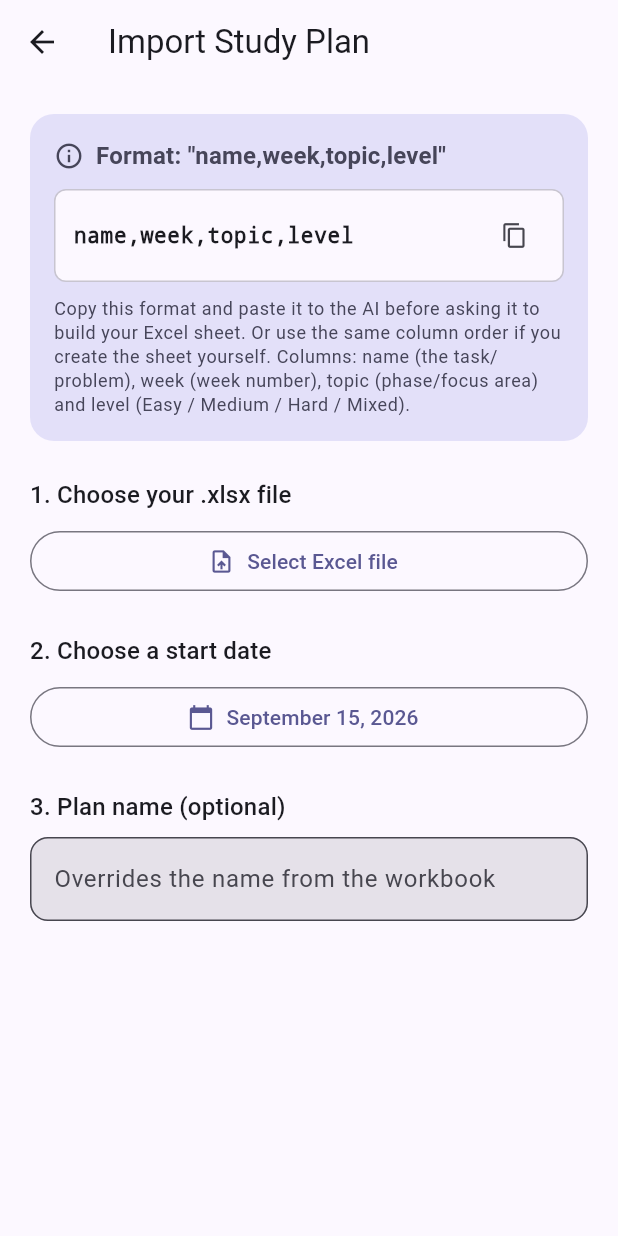
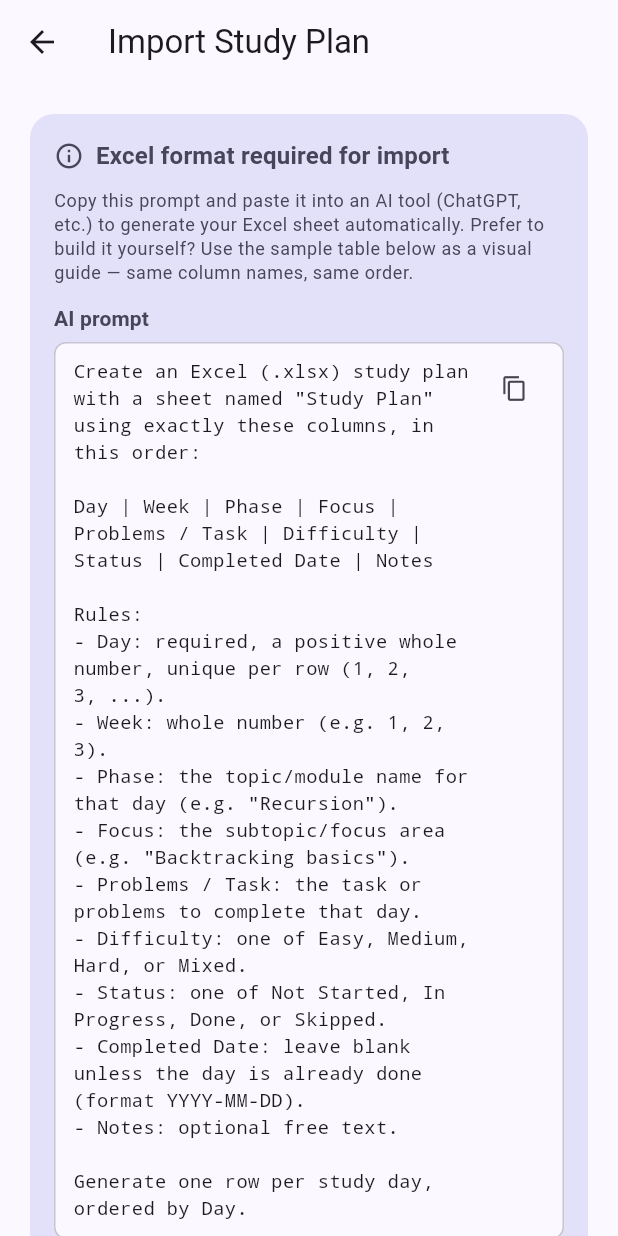
Before and after one commit to Shree-77/DSA-Tracker, a Flutter app: the ImportPlanScreen screen opened directly, on a phone screen of 412 x 824 dp. Run offline on Flutter 3.47's test engine with Material 3 defaults, Android fonts, the phone set to English and light mode, and no system bars; our stand-ins replace file_picker, flutter_local_notifications, shared_preferences; accounts and stored records are empty.

Commit message:
feat: add AI prompt and sample table for excel plan import

```diff
--- a/frontend/lib/core/constants/app_strings.dart
+++ b/frontend/lib/core/constants/app_strings.dart
@@ -10,14 +10,45 @@ class AppStrings {
   static const importPlan = 'Import Plan';
 
   // Import format helper
-  static const importFormat = 'name,week,topic,level';
-  static const importFormatLabel = 'Format: "$importFormat"';
+  static const importFormatLabel = 'Excel format required for import';
+
+  /// Prompt to copy and paste to an AI tool (ChatGPT, etc.) so it generates
+  /// the workbook using the exact columns our backend parser understands.
+  /// Keep this in sync with `PLAN_COLUMN_ALIASES` / `FIELD_LABELS` in
+  /// backend/app/utils/excel_parser.py.
+  static const importFormat = '''
+Create an Excel (.xlsx) study plan with a sheet named "Study Plan" using exactly these columns, in this order:
+
+Day | Week | Phase | Focus | Problems / Task | Difficulty | Status | Completed Date | Notes
+
+Rules:
+- Day: required, a positive whole number, unique per row (1, 2, 3, ...).
+- Week: whole number (e.g. 1, 2, 3).
+- Phase: the topic/module name for that day (e.g. "Recursion").
+- Focus: the subtopic/focus area (e.g. "Backtracking basics").
+- Problems / Task: the task or problems to complete that day.
+- Difficulty: one of Easy, Medium, Hard, or Mixed.
+- Status: one of Not Started, In Progress, Done, or Skipped.
+- Completed Date: leave blank unless the day is already done (format YYYY-MM-DD).
+- Notes: optional free text.
+
+Generate one row per study day, ordered by Day.''';
+
   static const importFormatHelp =
-      'Copy this format and paste it to the AI before asking it to build '
-      'your Excel sheet. Or use the same column order if you create the '
-      'sheet yourself. Columns: name (the task/problem), week (week number), '
-      'topic (phase/focus area) and level (Easy / Medium / Hard / Mixed).';
-  static const importFormatCopied = 'Format copied to clipboard';
+      'Copy this prompt and paste it into an AI tool (ChatGPT, etc.) to '
+      'generate your Excel sheet automatically. Prefer to build it yourself? '
+      'Use the sample table below as a visual guide — same column names, '
+      'same order.';
+  static const importFormatCopied = 'Prompt copied to clipboard';
+
+  /// A small, human-readable sample table users can copy as a starting
+  /// point if they want to build the spreadsheet manually instead of using
+  /// an AI tool. Column order matches `importFormat` / the backend parser.
+  static const importSampleTable = '''
+Day  Week  Phase       Focus              Problems / Task              Difficulty  Status        Completed Date  Notes
+1    1     Recursion   Basics             Reverse a string recursively Easy        Done          2024-01-01      Warm-up
+2    1     Recursion   Backtracking       N-Queens problem             Medium      In Progress
+3    1     Trees       Binary Tree Intro  Implement BST insert/search  Easy        Not Started                  ''';
 
   // Existing plan
   static const replacesExistingPlan =
--- a/frontend/lib/screens/import_plan/import_plan_screen.dart
+++ b/frontend/lib/screens/import_plan/import_plan_screen.dart
@@ -42,6 +42,15 @@ class _ImportPlanScreenState extends State<ImportPlanScreen> {
     if (!mounted) return;
     ScaffoldMessenger.of(context).showSnackBar(
       const SnackBar(content: Text(AppStrings.importFormatCopied)),
+    );
+  }
+
+  Future<void> _copySampleTable() async {
+    await Clipboard.setData(
+        const ClipboardData(text: AppStrings.importSampleTable));
+    if (!mounted) return;
+    ScaffoldMessenger.of(context).showSnackBar(
+      const SnackBar(content: Text('Sample table copied to clipboard')),
     );
   }
 
@@ -304,7 +313,30 @@ class _ImportPlanScreenState extends State<ImportPlanScreen> {
               ],
             ),
             const SizedBox(height: 10),
-            // The literal format string, monospaced + copyable.
+            Text(
+              AppStrings.importFormatHelp,
+              style: text.bodySmall?.copyWith(
+                color: scheme.onSecondaryContainer,
+              ),
+            ),
+            const SizedBox(height: 12),
+
+            // AI prompt block: the literal text to paste into an AI tool.
+            Row(
+              crossAxisAlignment: CrossAxisAlignment.start,
+              children: [
+                Expanded(
+                  child: Text(
+                    'AI prompt',
+                    style: text.labelLarge?.copyWith(
+                      color: scheme.onSecondaryContainer,
+                      fontWeight: FontWeight.w700,
+                    ),
+                  ),
+                ),
+              ],
+            ),
+            const SizedBox(height: 6),
             Container(
               width: double.infinity,
               padding:
@@ -315,19 +347,20 @@ class _ImportPlanScreenState extends State<ImportPlanScreen> {
                 border: Border.all(color: scheme.outlineVariant),
               ),
               child: Row(
+                crossAxisAlignment: CrossAxisAlignment.start,
                 children: [
                   const Expanded(
                     child: SelectableText(
                       AppStrings.importFormat,
                       style: TextStyle(
                         fontFamily: 'monospace',
-                        fontWeight: FontWeight.w600,
-                        letterSpacing: 0.5,
+                        fontSize: 12.5,
+                        height: 1.4,
                       ),
                     ),
                   ),
                   IconButton(
-                    tooltip: 'Copy format',
+                    tooltip: 'Copy prompt',
                     visualDensity: VisualDensity.compact,
                     icon: const Icon(Icons.copy, size: 18),
                     onPressed: _copyFormat,
@@ -335,11 +368,56 @@ class _ImportPlanScreenState extends State<ImportPlanScreen> {
                 ],
               ),
             ),
-            const SizedBox(height: 10),
-            Text(
-              AppStrings.importFormatHelp,
-              style: text.bodySmall?.copyWith(
-                color: scheme.onSecondaryContainer,
+            const SizedBox(height: 16),
+
+            // Sample table: visual reference for building the sheet manually.
+            Row(
+              crossAxisAlignment: CrossAxisAlignment.start,
+              children: [
+                Expanded(
+                  child: Text(
+                    'Sample table (build manually)',
+                    style: text.labelLarge?.copyWith(
+                      color: scheme.onSecondaryContainer,
+                      fontWeight: FontWeight.w700,
+                    ),
+                  ),
+                ),
+              ],
+            ),
+            const SizedBox(height: 6),
+            Container(
+              width: double.infinity,
+              padding:
+                  const EdgeInsets.symmetric(horizontal: 12, vertical: 10),
+              decoration: BoxDecoration(
+                color: scheme.surface,
+                borderRadius: BorderRadius.circular(8),
+                border: Border.all(color: scheme.outlineVariant),
+              ),
+              child: Row(
+                crossAxisAlignment: CrossAxisAlignment.start,
+                children: [
+                  Expanded(
+                    child: SingleChildScrollView(
+                      scrollDirection: Axis.horizontal,
+                      child: SelectableText(
+                        AppStrings.importSampleTable,
+                        style: const TextStyle(
+                          fontFamily: 'monospace',
+                          fontSize: 11.5,
+                          height: 1.5,
+                        ),
+                      ),
+                    ),
+                  ),
+                  IconButton(
+                    tooltip: 'Copy sample table',
+                    visualDensity: VisualDensity.compact,
+                    icon: const Icon(Icons.copy, size: 18),
+                    onPressed: _copySampleTable,
+                  ),
+                ],
               ),
             ),
           ],
```
